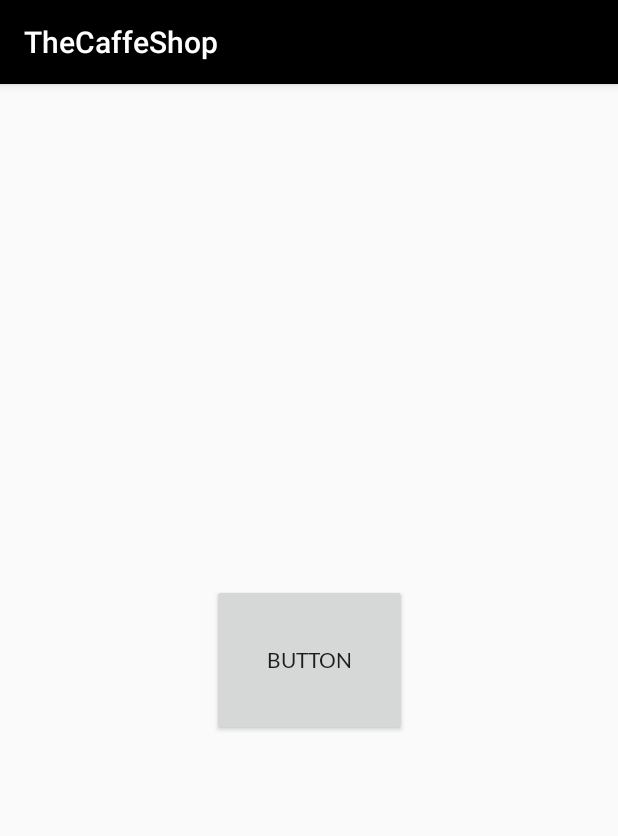
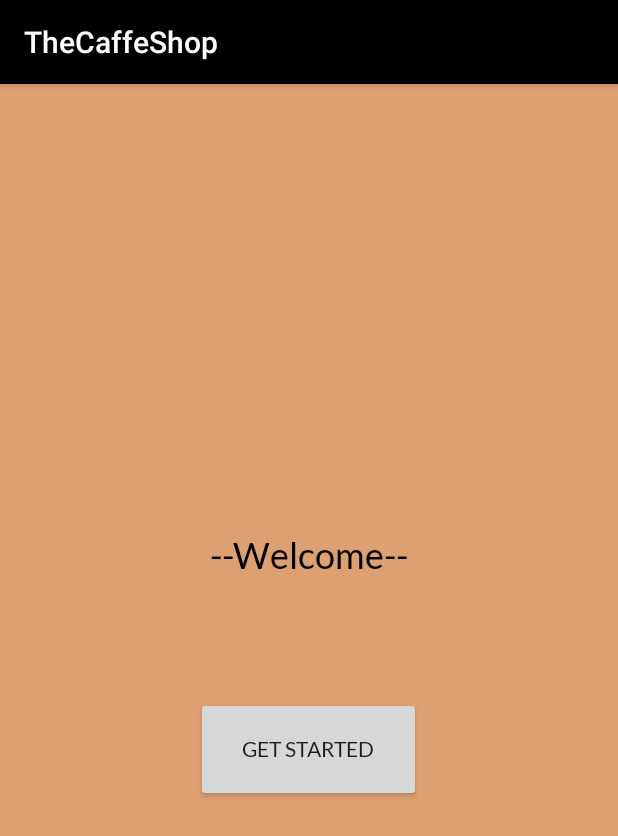
Before and after one commit to Cesarvieira14/TheCaffeShop, an Android app: the screen it shows after launch (MainActivity), on a phone screen of 412 x 824 dp. Shown: the top 836 px of the screen. Run offline under Robolectric (Android 15) with nearby library versions, the phone set to English and light mode, and no system bars.

Commit message:
some cleanup of code

```diff
--- a/app/src/main/java/com/example/thecaffeshop/MainActivity.kt
+++ b/app/src/main/java/com/example/thecaffeshop/MainActivity.kt
@@ -3,14 +3,19 @@ package com.example.thecaffeshop
 import android.content.Intent
 import androidx.appcompat.app.AppCompatActivity
 import android.os.Bundle
-import android.view.View
+import android.widget.Button
 
 class MainActivity : AppCompatActivity() {
     override fun onCreate(savedInstanceState: Bundle?) {
         super.onCreate(savedInstanceState)
         setContentView(R.layout.activity_main)
+
+        findViewById<Button>(R.id.startButton).setOnClickListener {
+            handleStartButtonClick()
+        }
     }
-    fun startButton(view: View){
+
+    private fun handleStartButtonClick() {
         val start = Intent (this, LoginPage::class.java)
         startActivity(start)
     }
--- a/app/src/main/res/layout/activity_main.xml
+++ b/app/src/main/res/layout/activity_main.xml
@@ -1,20 +1,31 @@
 <?xml version="1.0" encoding="utf-8"?>
-<androidx.constraintlayout.widget.ConstraintLayout xmlns:android="http://schemas.android.com/apk/res/android"
+<LinearLayout xmlns:android="http://schemas.android.com/apk/res/android"
     xmlns:app="http://schemas.android.com/apk/res-auto"
     xmlns:tools="http://schemas.android.com/tools"
     android:layout_width="match_parent"
     android:layout_height="match_parent"
+    android:background="#DDA072"
+    android:gravity="center"
+    android:orientation="vertical"
     tools:context=".MainActivity">
 
+    <TextView
+        android:id="@+id/txtRegister"
+        android:layout_width="wrap_content"
+        android:layout_height="wrap_content"
+        android:layout_marginTop="10dp"
+        android:layout_marginBottom="80dp"
+        android:fontFamily="@font/lato"
+        android:text="--Welcome--"
+        android:textAppearance="@style/TextAppearance.AppCompat.Headline"
+        android:textColor="@color/black"
+        android:textSize="24sp" />
+
     <Button
-        android:id="@+id/StartButton"
-        android:layout_width="130dp"
-        android:layout_height="101dp"
+        android:id="@+id/startButton"
+        android:layout_width="150dp"
+        android:layout_height="70dp"
         android:fontFamily="@font/lato"
-        android:onClick="startButton"
-        android:text="Button"
-        app:layout_constraintBottom_toBottomOf="parent"
-        app:layout_constraintEnd_toEndOf="parent"
-        app:layout_constraintStart_toStartOf="parent"
-        app:layout_constraintTop_toTopOf="parent" />
-</androidx.constraintlayout.widget.ConstraintLayout>
+        android:text="Get started" />
+
+</LinearLayout>
```
Also changed, not shown: app/src/main/java/com/example/thecaffeshop/LoginPage.kt (+28 -20 lines), app/src/main/res/layout/activity_login_page.xml (+26 -29 lines), app/src/main/res/layout/activity_register_page.xml (+0 -18 lines), 1 other file.
